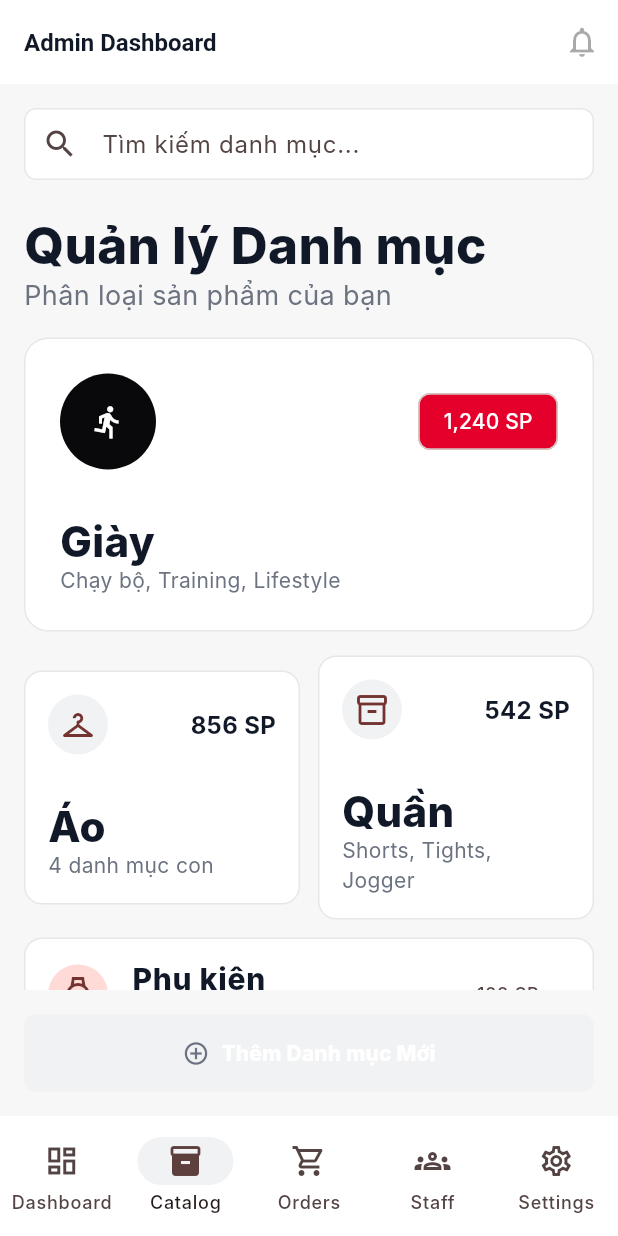
After one commit to TranVanQuyet04/Sport-shop, a Flutter app: the AdminCategoryManagementPage screen opened by its route, on a phone screen of 412 x 824 dp. The commit adds this screen. Run offline on Flutter 3.47's test engine with Material 3 defaults, Android fonts, the phone set to English and light mode, and no system bars; our stand-ins replace dio, flutter_riverpod, flutter_secure_storage, go_router; accounts and stored records are empty; Roboto replaces fonts that are missing (Inter).

Commit message:
feat(mobile): build Flutter MVC UI foundation and complete customer/admin screens

```diff
--- a/mobile/lib/app/sportshop_router.dart
+++ b/mobile/lib/app/sportshop_router.dart
@@ -6,6 +6,11 @@ import '../view/auth/register_page.dart';
 import '../view/auth/reset_password_page.dart';
 import '../view/admin/admin_dashboard_page.dart';
 import '../view/admin/admin_add_product_page.dart';
+import '../view/admin/admin_brand_management_page.dart';
+import '../view/admin/admin_category_management_page.dart';
+import '../view/admin/admin_chat_detail_page.dart';
+import '../view/admin/admin_chat_rooms_page.dart';
+import '../view/admin/admin_delivery_monitoring_page.dart';
 import '../view/admin/admin_inventory_variants_page.dart';
 import '../view/admin/admin_leave_management_page.dart';
 import '../view/admin/admin_orders_page.dart';
@@ -16,6 +21,9 @@ import '../view/admin/admin_shift_planning_page.dart';
 import '../view/admin/admin_staff_page.dart';
 import '../view/admin/admin_staff_detail_page.dart';
 import '../view/admin/admin_staff_performance_page.dart';
+import '../view/admin/admin_role_management_page.dart';
+import '../view/admin/admin_system_settings_page.dart';
+import '../view/admin/admin_user_management_page.dart';
 import '../view/customer/add_address_page.dart';
 import '../view/customer/address_book_page.dart';
 import '../view/customer/cart_page.dart';
@@ -73,6 +81,14 @@ abstract final class AppRoutes {
   static const adminStaffPerformance = '/admin/staff/performance';
   static const adminAddProduct = '/admin/products/new';
   static const adminInventoryVariants = '/admin/products/:id/variants';
+  static const adminCategories = '/admin/categories';
+  static const adminBrands = '/admin/brands';
+  static const adminDeliveryMonitoring = '/admin/deliveries';
+  static const adminChatRooms = '/admin/chats';
+  static const adminChatDetail = '/admin/chats/:id';
+  static const adminUsers = '/admin/users';
+  static const adminRoles = '/admin/roles';
+  static const adminSettings = '/admin/settings';
 }
 
 final sportshopRouter = GoRouter(
@@ -263,6 +279,14 @@ final sportshopRouter = GoRouter(
       name: 'adminInventoryVariants',
       builder: (context, state) => AdminInventoryVariantsPage(productId: state.pathParameters['id'] ?? ''),
     ),
+    GoRoute(path: AppRoutes.adminCategories, name: 'adminCategories', builder: (context, state) => const AdminCategoryManagementPage()),
+    GoRoute(path: AppRoutes.adminBrands, name: 'adminBrands', builder: (context, state) => const AdminBrandManagementPage()),
+    GoRoute(path: AppRoutes.adminDeliveryMonitoring, name: 'adminDeliveryMonitoring', builder: (context, state) => const AdminDeliveryMonitoringPage()),
+    GoRoute(path: AppRoutes.adminChatRooms, name: 'adminChatRooms', builder: (context, state) => const AdminChatRoomsPage()),
+    GoRoute(path: AppRoutes.adminChatDetail, name: 'adminChatDetail', builder: (context, state) => AdminChatDetailPage(chatId: state.pathParameters['id'] ?? '')),
+    GoRoute(path: AppRoutes.adminUsers, name: 'adminUsers', builder: (context, state) => const AdminUserManagementPage()),
+    GoRoute(path: AppRoutes.adminRoles, name: 'adminRoles', builder: (context, state) => const AdminRoleManagementPage()),
+    GoRoute(path: AppRoutes.adminSettings, name: 'adminSettings', builder: (context, state) => const AdminSystemSettingsPage()),
   ],
   errorBuilder: (context, state) => const NotFoundPage(),
 );
--- /dev/null
+++ b/mobile/lib/view/admin/admin_category_management_page.dart
@@ -0,0 +1,102 @@
+import 'package:flutter/material.dart';
+
+import '../../core/constants/app_spacing.dart';
+import '../../core/theme/app_colors.dart';
+import '../../core/theme/app_text_styles.dart';
+import '../../core/widgets/app_button.dart';
+import 'widgets/admin_bottom_nav.dart';
+
+class AdminCategoryManagementPage extends StatelessWidget {
+  const AdminCategoryManagementPage({super.key});
+
+  @override
+  Widget build(BuildContext context) {
+    return Scaffold(
+      appBar: AppBar(title: const Text('Admin Dashboard'), actions: const [IconButton(onPressed: null, icon: Icon(Icons.notifications_none))]),
+      body: ListView(
+        padding: const EdgeInsets.all(AppSpacing.lg),
+        children: const [
+          TextField(decoration: InputDecoration(prefixIcon: Icon(Icons.search), hintText: 'Tìm kiếm danh mục...')),
+          SizedBox(height: AppSpacing.xl),
+          _Title(title: 'Quản lý Danh mục', subtitle: 'Phân loại sản phẩm của bạn'),
+          SizedBox(height: AppSpacing.lg),
+          _FeaturedCategory(),
+          SizedBox(height: AppSpacing.lg),
+          Row(children: [
+            Expanded(child: _CategoryTile(icon: Icons.checkroom, title: 'Áo', subtitle: '4 danh mục con', count: '856 SP')),
+            SizedBox(width: AppSpacing.md),
+            Expanded(child: _CategoryTile(icon: Icons.inventory_2_outlined, title: 'Quần', subtitle: 'Shorts, Tights, Jogger', count: '542 SP')),
+          ]),
+          SizedBox(height: AppSpacing.md),
+          _WideCategory(),
+          SizedBox(height: AppSpacing.xl),
+          Text('CẤU TRÚC ĐA CẤP TIÊU BIỂU', style: TextStyle(color: AppColors.textSecondary, fontWeight: FontWeight.w900, letterSpacing: 1.4)),
+        ],
+      ),
+      bottomNavigationBar: SafeArea(
+        child: Column(mainAxisSize: MainAxisSize.min, children: [
+          Padding(
+            padding: const EdgeInsets.all(AppSpacing.lg),
+            child: AppButton(label: 'Thêm Danh mục Mới', variant: AppButtonVariant.secondary, icon: Icons.add_circle_outline, onPressed: null),
+          ),
+          const AdminBottomNav(selectedIndex: 1),
+        ]),
+      ),
+    );
+  }
+}
+
+class _Title extends StatelessWidget {
+  const _Title({required this.title, required this.subtitle});
+  final String title;
+  final String subtitle;
+  @override
+  Widget build(BuildContext context) => Column(crossAxisAlignment: CrossAxisAlignment.start, children: [Text(title, style: AppTextStyles.display.copyWith(fontSize: 34)), Text(subtitle, style: AppTextStyles.body.copyWith(color: AppColors.textSecondary, fontSize: 18))]);
+}
+
+class _FeaturedCategory extends StatelessWidget {
+  const _FeaturedCategory();
+  @override
+  Widget build(BuildContext context) => DecoratedBox(
+        decoration: BoxDecoration(color: AppColors.surface, borderRadius: BorderRadius.circular(AppRadius.xl), border: Border.all(color: AppColors.border)),
+        child: Padding(
+          padding: const EdgeInsets.all(AppSpacing.xl),
+          child: Column(crossAxisAlignment: CrossAxisAlignment.start, children: [
+            Row(children: [const CircleAvatar(radius: 32, backgroundColor: AppColors.primary, foregroundColor: Colors.white, child: Icon(Icons.directions_run)), const Spacer(), Chip(label: const Text('1,240 SP'), backgroundColor: AppColors.secondary, labelStyle: const TextStyle(color: Colors.white))]),
+            const SizedBox(height: AppSpacing.xxl),
+            Text('Giày', style: AppTextStyles.display.copyWith(fontSize: 28)),
+            Text('Chạy bộ, Training, Lifestyle', style: AppTextStyles.body.copyWith(color: AppColors.textSecondary)),
+          ]),
+        ),
+      );
+}
+
+class _CategoryTile extends StatelessWidget {
+  const _CategoryTile({required this.icon, required this.title, required this.subtitle, required this.count});
+  final IconData icon;
+  final String title;
+  final String subtitle;
+  final String count;
+  @override
+  Widget build(BuildContext context) => DecoratedBox(
+        decoration: BoxDecoration(color: AppColors.surface, borderRadius: BorderRadius.circular(AppRadius.lg), border: Border.all(color: AppColors.border)),
+        child: Padding(
+          padding: const EdgeInsets.all(AppSpacing.lg),
+          child: Column(crossAxisAlignment: CrossAxisAlignment.start, children: [
+            Row(children: [CircleAvatar(backgroundColor: AppColors.surfaceMuted, child: Icon(icon)), const Spacer(), Text(count, style: AppTextStyles.subtitle)]),
+            const SizedBox(height: AppSpacing.xxl),
+            Text(title, style: AppTextStyles.display.copyWith(fontSize: 28)),
+            Text(subtitle, style: AppTextStyles.body.copyWith(color: AppColors.textSecondary)),
+          ]),
+        ),
+      );
+}
+
+class _WideCategory extends StatelessWidget {
+  const _WideCategory();
+  @override
+  Widget build(BuildContext context) => DecoratedBox(
+        decoration: BoxDecoration(color: AppColors.surface, borderRadius: BorderRadius.circular(AppRadius.lg), border: Border.all(color: AppColors.border)),
+        child: ListTile(minVerticalPadding: AppSpacing.lg, leading: const CircleAvatar(child: Icon(Icons.watch_outlined)), title: Text('Phụ kiện', style: AppTextStyles.title), subtitle: const Text('Tất, Băng đô, Túi tập'), trailing: const Text('128 SP  ›')),
+      );
+}
--- a/mobile/lib/view/admin/admin_products_page.dart
+++ b/mobile/lib/view/admin/admin_products_page.dart
@@ -31,6 +31,12 @@ class AdminProductsPage extends StatelessWidget {
               _FilterButton(icon: Icons.tune, label: 'Lọc nâng cao', active: true),
             ],
           ),
+          SizedBox(height: AppSpacing.md),
+          Row(children: [
+            Expanded(child: OutlinedButton.icon(onPressed: null, icon: Icon(Icons.category), label: Text('Danh mục'))),
+            SizedBox(width: AppSpacing.md),
+            Expanded(child: OutlinedButton.icon(onPressed: null, icon: Icon(Icons.verified), label: Text('Thương hiệu'))),
+          ]),
           SizedBox(height: AppSpacing.xl),
           _ProductAdminCard(name: 'Velocity Pro Runner X', sku: '#SKU-2024-A1', category: 'Giày chạy bộ chuyên nghiệp', price: 3250000, stock: '48 đôi', badge: 'Bán chạy', icon: Icons.directions_run),
           SizedBox(height: AppSpacing.lg),
--- a/mobile/lib/view/admin/widgets/admin_bottom_nav.dart
+++ b/mobile/lib/view/admin/widgets/admin_bottom_nav.dart
@@ -37,9 +37,7 @@ class AdminBottomNav extends StatelessWidget {
             context.go(AppRoutes.adminStaff);
             return;
           case 4:
-            ScaffoldMessenger.of(context).showSnackBar(
-              const SnackBar(content: Text('Màn cài đặt Admin sẽ được hoàn thiện ở bước sau')),
-            );
+            context.go(AppRoutes.adminSettings);
             return;
         }
       },
```
Also changed, not shown: mobile/lib/view/admin/admin_brand_management_page.dart (added, +57 -0 lines), mobile/lib/view/admin/admin_chat_detail_page.dart (added, +86 -0 lines), mobile/lib/view/admin/admin_chat_rooms_page.dart (added, +50 -0 lines), mobile/lib/view/admin/admin_delivery_monitoring_page.dart (added, +84 -0 lines), mobile/lib/view/admin/admin_role_management_page.dart (added, +76 -0 lines), mobile/lib/view/admin/admin_system_settings_page.dart (added, +78 -0 lines), mobile/lib/view/admin/admin_user_management_page.dart (added, +57 -0 lines).
